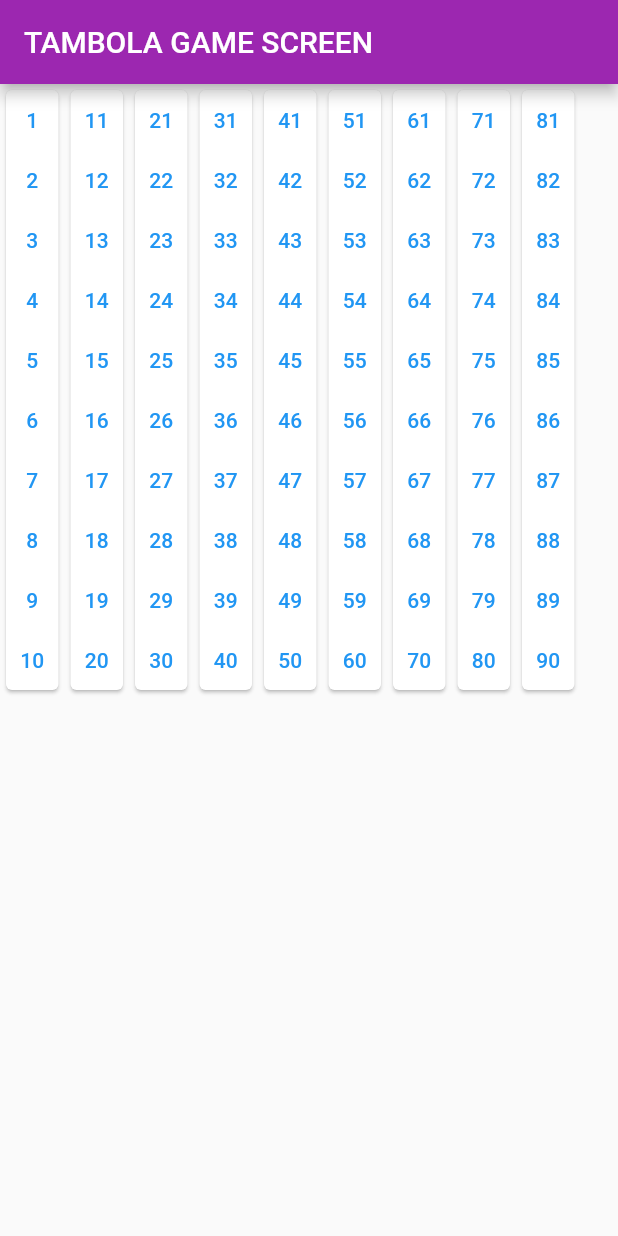
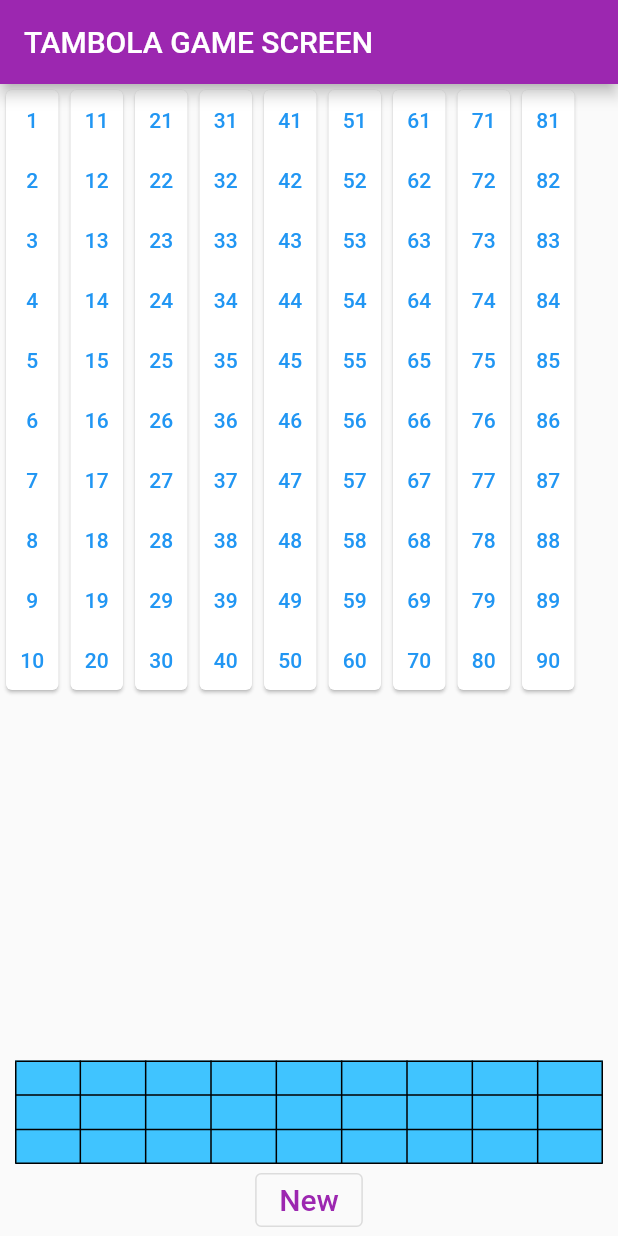
Before and after one commit to Bhupendra2414/Tambola-Main-Screen, a Flutter app: the screen it shows after launch, on a phone screen of 412 x 824 dp. Run offline on Flutter 3.47's test engine with Material 2 defaults, Android fonts, the phone set to English and light mode, and no system bars.

Commit message:
third commit

```diff
--- a/lib/main.dart
+++ b/lib/main.dart
@@ -1,4 +1,5 @@
 import 'package:flutter/material.dart';
+import './ticket.dart';
 
 void main() {
   runApp(MyApp());
@@ -27,6 +28,16 @@ class MyHomePage extends StatefulWidget {
 }
 
 class _MyHomePageState extends State<MyHomePage> {
+  List<List<String>> tamBoard = List<List<String>>.generate(
+      3, (i) => List<String>.generate(9, (i) => " "),
+      growable: false);
+  void gen() {
+    setState(() {
+      TambolaTicketGenerator t = new TambolaTicketGenerator();
+      tamBoard = t.Generate();
+    });
+  }
+
   @override
   bool _hasBeenPressed = false;
 
@@ -82,9 +93,60 @@ class _MyHomePageState extends State<MyHomePage> {
       appBar: AppBar(
         title: Text(widget.title),
       ),
-      body: Row(
-        // mainAxisAlignment: MainAxisAlignment.center,
-        children: myRowChildren,
+      body: Column(
+        mainAxisAlignment: MainAxisAlignment.spaceBetween,
+        children: [
+          Container(
+            child: Row(
+              // mainAxisAlignment: MainAxisAlignment.center,
+              children: myRowChildren,
+            ),
+          ),
+          //SizedBox(height: 100.0,),
+          Container(
+            child: Column(
+              //mainAxisAlignment: MainAxisAlignment.center,
+              crossAxisAlignment: CrossAxisAlignment.center,
+              children: [
+                Container(
+                  margin: EdgeInsets.fromLTRB(10, 0, 10, 0),
+                  child: Table(
+                    border: TableBorder.all(
+                      color: Colors.black,
+                      style: BorderStyle.solid,
+                      width: 1,
+                    ),
+                    children: [
+                      for (int i = 0; i <= 2; i++)
+                        TableRow(
+                            decoration: BoxDecoration(
+                              color: Colors.lightBlueAccent,
+                            ),
+                            children: [
+                              for (int j = 0; j <= 8; j++)
+                                Column(children: [
+                                  Text(tamBoard[i][j],
+                                      style: TextStyle(fontSize: 20.0)),
+                                ]),
+                            ]),
+                    ],
+                  ),
+                ),
+                Container(
+                  child: OutlinedButton(
+                    child: Text(
+                      'New',
+                      style: TextStyle(fontSize: 20.0),
+                    ),
+                    onPressed: () {
+                      gen();
+                    },
+                  ),
+                ),
+              ],
+            ),
+          )
+        ],
       ),
 
       // This trailing comma makes auto-formatting nicer for build methods.
```
Also changed, not shown: lib/ticket.dart (added, +107 -0 lines).
